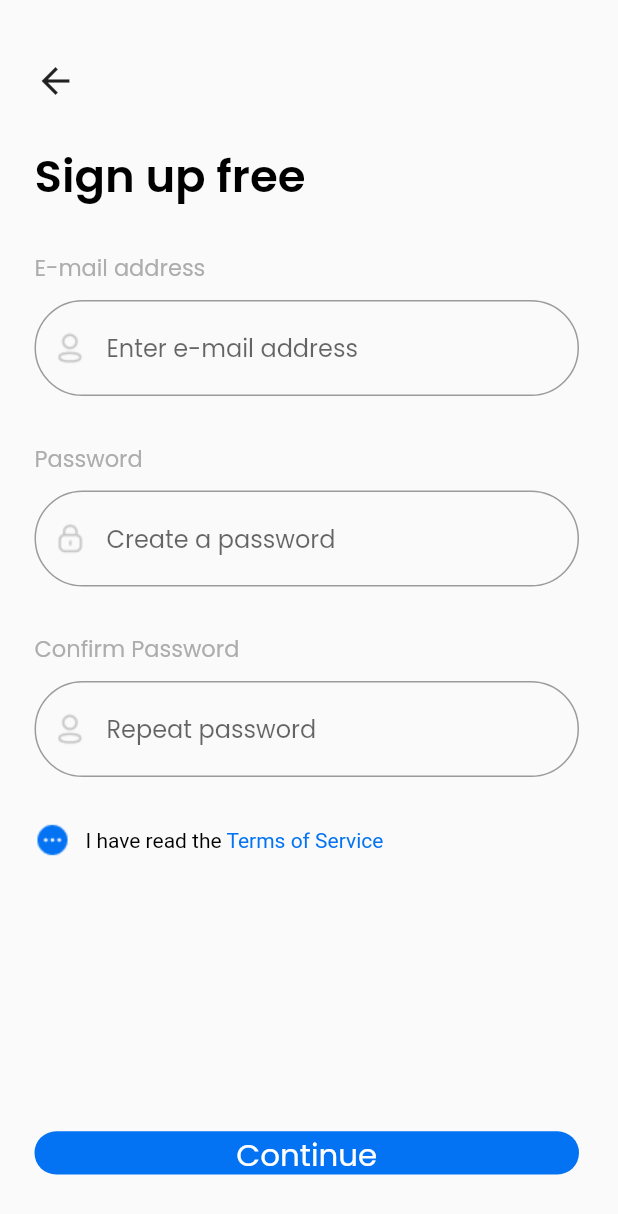
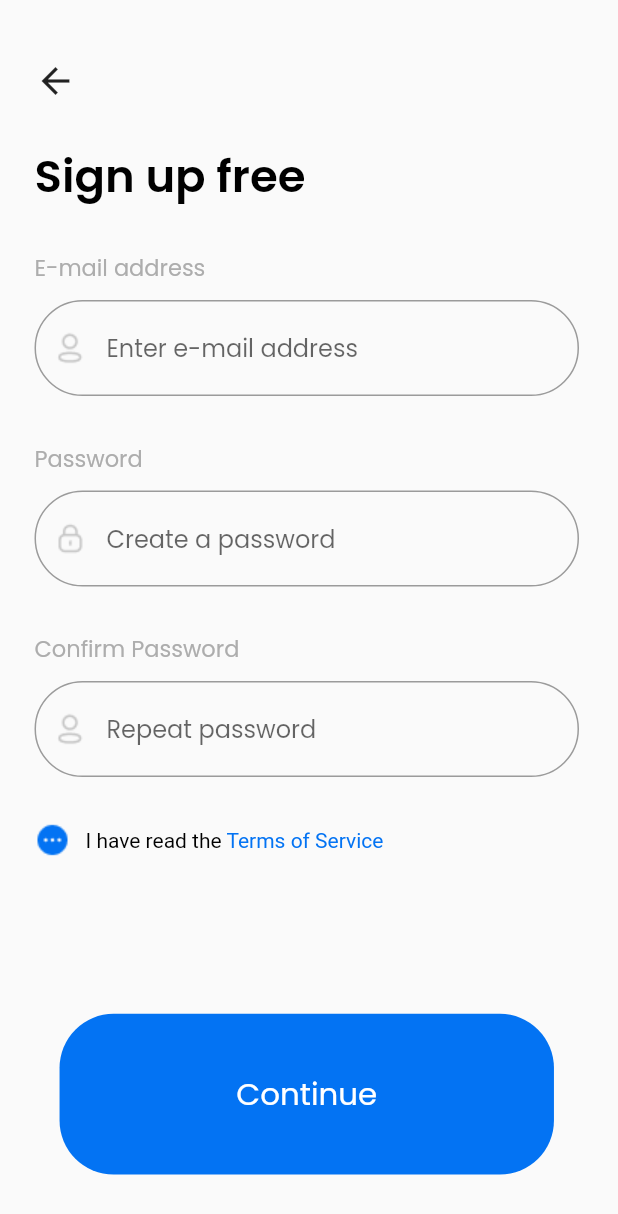
Before and after one commit to MuhammadJawad98/traveling-app-flutter, a Flutter app: the SignUpScreenWidget screen opened directly, on a phone screen of 412 x 824 dp. Shown: the top 1214 px of the screen. Run offline on Flutter 3.47's test engine with Material 2 defaults, Android fonts, the phone set to English and light mode, and no system bars; our stand-ins replace flutter_rating_bar, google_fonts.

Commit message:
small changes

```diff
--- a/lib/utils/media_query.dart
+++ b/lib/utils/media_query.dart
@@ -47,7 +47,7 @@ class GetScreenSize {
       return MediaQuery.of(context).size.height / 3;
     }
     if (MediaQuery.of(context).size.height > 500 &&
-        MediaQuery.of(context).size.height < 1000) {
+        MediaQuery.of(context).size.height < 800) {
       return MediaQuery.of(context).size.height / 2;
     }
     return MediaQuery.of(context).size.height;
--- a/lib/views/sign_up_screen/sign_up_screen_widget.dart
+++ b/lib/views/sign_up_screen/sign_up_screen_widget.dart
@@ -51,8 +51,8 @@ class _SignUpScreenWidgetState extends State<SignUpScreenWidget> {
 
   @override
   Widget build(BuildContext context) {
-    const double buttonWidth = double.infinity;
-    final double buttonHeith = GetScreenSize.getScreenHeight(context) * 0.07;
+    final double buttonWidth = GetScreenSize.getScreenWidth(context) * 0.8;
+    final double buttonHeith = GetScreenSize.getScreenHeight(context) * 0.13;
     return SafeArea(
         child: GestureDetector(
       onTap: () => FocusManager.instance.primaryFocus?.unfocus(),
```
